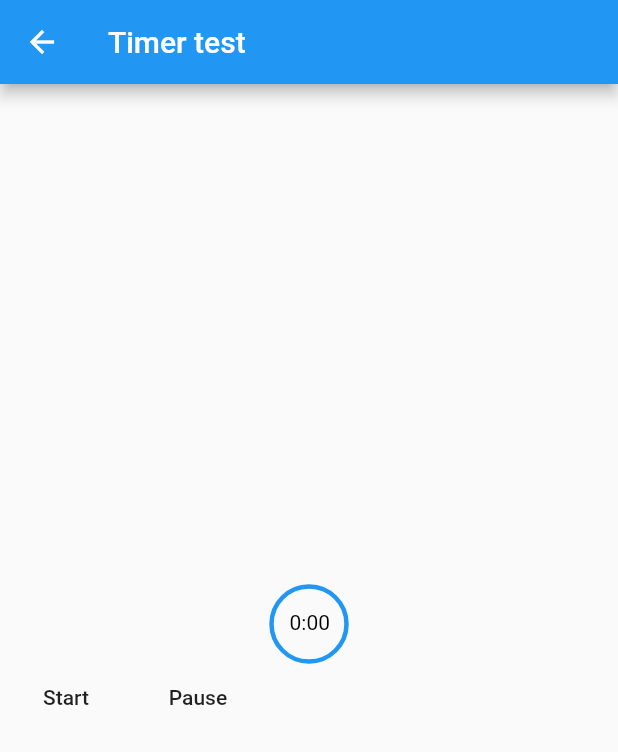
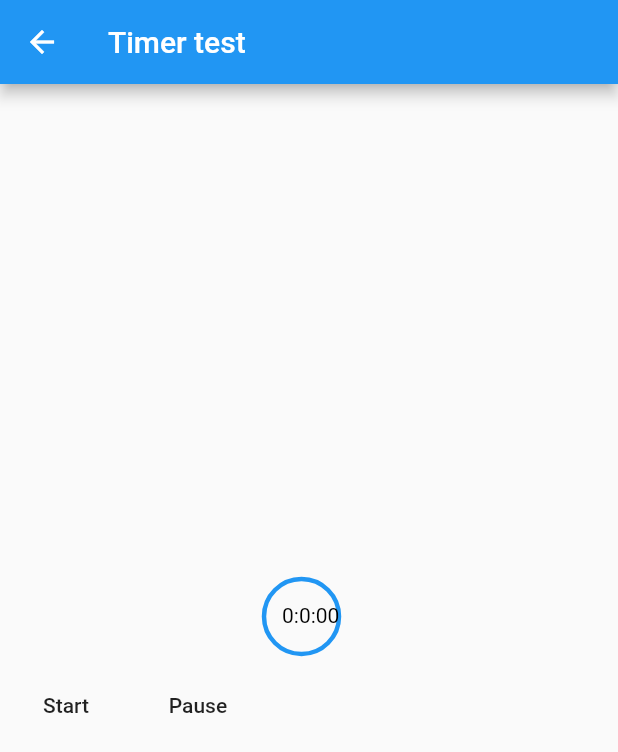
Before and after one commit to RoyGF/video_recorder, a Flutter app: the screen it shows after launch, after a tap on "Timer test", on a phone screen of 412 x 824 dp. Shown: the top 752 px of the screen. Run offline on Flutter 3.47's test engine with Material 2 defaults, Android fonts, the phone set to English and light mode, and no system bars; our stand-ins replace camera, video_player.

Commit message:
Format code

```diff
--- a/lib/pages/camera_page.dart
+++ b/lib/pages/camera_page.dart
@@ -6,16 +6,15 @@ import 'package:flutter/material.dart';
 import 'package:path_provider/path_provider.dart';
 import 'package:video_player/video_player.dart';
 import 'package:video_recorder/models/question.dart';
-import 'package:video_recorder/widgets/timer_widget.dart';
 
 class RecordVideoPage extends StatefulWidget {
   final Question question;
 
-  RecordVideoPage(this.question);
+  RecordVideoPage({this.question});
 
   @override
   _RecordVideoPageState createState() {
-    return _RecordVideoPageState(question);
+    return _RecordVideoPageState();
   }
 }
 
@@ -37,6 +36,7 @@ void logError(String code, String message) =>
 
 class _RecordVideoPageState extends State<RecordVideoPage>
     with WidgetsBindingObserver {
+
   CameraController controller;
   String imagePath;
   String videoPath;
@@ -45,12 +45,9 @@ class _RecordVideoPageState extends State<RecordVideoPage>
   bool enableAudio = true;
   List<CameraDescription> cameras = [];
 
-  final Question question;
   final GlobalKey<ScaffoldState> _scaffoldKey = GlobalKey<ScaffoldState>();
 
   String timestamp() => DateTime.now().millisecondsSinceEpoch.toString();
-
-  _RecordVideoPageState(this.question);
 
   @override
   void initState() {
@@ -92,7 +89,6 @@ class _RecordVideoPageState extends State<RecordVideoPage>
       ),
       body: Column(
         children: <Widget>[
-          _questionInfo(question),
           _surfaceCameraView(),
           _captureControlRowWidget(),
           _toggleAudioWidget(),
@@ -100,17 +96,6 @@ class _RecordVideoPageState extends State<RecordVideoPage>
           _finishButton(context)
         ],
       ),
-    );
-  }
-
-  Widget _questionInfo(Question question) {
-    return Row(
-      children: <Widget>[
-        Expanded(
-            child: Text(
-          question.getQuestion(),
-        ))
-      ],
     );
   }
 
@@ -481,14 +466,3 @@ class _RecordVideoPageState extends State<RecordVideoPage>
     showInSnackBar('Error: ${e.code}\n${e.description}');
   }
 }
-
-class CameraApp extends StatelessWidget {
-  final Question question;
-
-  CameraApp(this.question);
-
-  @override
-  Widget build(BuildContext context) {
-    return Scaffold(body: RecordVideoPage(question));
-  }
-}
--- a/lib/pages/countdount_page.dart
+++ b/lib/pages/countdount_page.dart
@@ -1,18 +1,17 @@
 import 'package:flutter/material.dart';
 import 'package:video_recorder/widgets/timer_widget.dart';
 
-class TimerTestPage extends StatefulWidget {
+class RecordVideo extends StatefulWidget {
   @override
-  _TimerTestPageState createState() => _TimerTestPageState();
+  _RecordVideoState createState() => _RecordVideoState();
 }
 
-class _TimerTestPageState extends State<TimerTestPage> {
+class _RecordVideoState extends State<RecordVideo> {
   TimerController _timerController;
   AnimationController controller;
 
   @override
   void initState() {
-    // TODO: implement initState
     super.initState();
     _timerController = new TimerController();
   }
@@ -26,7 +25,11 @@ class _TimerTestPageState extends State<TimerTestPage> {
         body: Column(
           mainAxisAlignment: MainAxisAlignment.center,
           children: <Widget>[
-            Container(child: CountDownTimer(13, _timerController)),
+            Container(
+                child: CountDownTimer(
+              timerDuration: 10,
+              timerController: _timerController,
+            )),
             getControllerButtons()
           ],
         ));
--- a/lib/pages/main_page.dart
+++ b/lib/pages/main_page.dart
@@ -2,7 +2,6 @@ import 'package:flutter/material.dart';
 
 import 'package:video_player/video_player.dart';
 import 'package:video_recorder/models/question.dart';
-import 'package:video_recorder/pages/camera_page.dart';
 import 'dart:io';
 
 import 'package:video_recorder/pages/countdount_page.dart';
@@ -36,23 +35,19 @@ class _QuestionListPageState extends State<QuestionListPage> {
   @override
   Widget build(BuildContext context) {
     return Scaffold(
-        key: _scaffoldKey,
-        floatingActionButton: FloatingActionButton(
-          child: Text(
-            'Timer test',
-            textAlign: TextAlign.center,
-          ),
+      key: _scaffoldKey,
+      appBar:
+          AppBar(title: Text('Pantalla inicial'), backgroundColor: Colors.red),
+      body: Center(
+        child: RaisedButton(
+          child: Text('Timer test'),
           onPressed: () {
-            final route =
-                MaterialPageRoute(builder: (context) => TimerTestPage());
+            final route = MaterialPageRoute(builder: (context) => RecordVideo());
             Navigator.push(context, route);
           },
         ),
-        appBar: AppBar(
-            title: Text('Pantalla inicial'), backgroundColor: Colors.red),
-        body: ListView(
-          children: _videoCards(context),
-        ));
+      ),
+    );
   }
 
   /// Creates Video Cards using questions list
@@ -87,7 +82,8 @@ class _QuestionListPageState extends State<QuestionListPage> {
       child: _videoController.value.initialized
           ? AspectRatio(
               aspectRatio: _videoController.value.aspectRatio,
-              child: VideoPlayer(_videoController))
+              child: VideoPlayer(_videoController),
+            )
           : Container(),
     );
   }
@@ -101,7 +97,7 @@ class _QuestionListPageState extends State<QuestionListPage> {
 
   /// Opens Camera Page and waits for video path string callback
   _navigateAndFetchVideoUrl(BuildContext context, Question question) async {
-    final route = MaterialPageRoute(builder: (context) => CameraApp(question));
+    final route = MaterialPageRoute(builder: (context) => RecordVideo());
     final result = await Navigator.push(context, route) as String;
 
     String dataResult = result;
@@ -113,6 +109,7 @@ class _QuestionListPageState extends State<QuestionListPage> {
     }
   }
 
+  /// TODO Check this method and connect it to the main code.
   _startVideoPlayer(String videoPath) {
     if (videoPath == null) return;
     if (_videoController.value.initialized) {
--- a/lib/widgets/timer_widget.dart
+++ b/lib/widgets/timer_widget.dart
@@ -3,30 +3,23 @@ import 'dart:math' as math;
 import 'package:flutter/material.dart';
 
 class CountDownTimer extends StatefulWidget {
-  final int _timerDuration;
-  final TimerController _timerController;
-  CountDownTimer(this._timerDuration, this._timerController);
+  final int timerDuration;
+  final TimerController timerController;
+  CountDownTimer({this.timerDuration, this.timerController});
 
   @override
   _CountDownTimerState createState() =>
-      _CountDownTimerState(_timerDuration, _timerController);
+      _CountDownTimerState();
 }
 
 class _CountDownTimerState extends State<CountDownTimer>
     with TickerProviderStateMixin {
   AnimationController controller;
-  int _timerDuration;
-  TimerController _timerController;
-
-  _CountDownTimerState(this._timerDuration, this._timerController);
-
-  void setTimerDuration(int seconds) {
-    this._timerDuration = seconds;
-  }
 
   String get timerString {
-    Duration duration = controller.duration * controller.value;
-    return '${duration.inMinutes}:${(duration.inSeconds % 60).toString().padLeft(2, '0')}';
+    Duration duration =
+        controller.duration * controller.value;
+    return '${duration.inHours}:${duration.inMinutes}:${(duration.inSeconds % 60).toString().padLeft(2, '0')}';
   }
 
   @override
@@ -34,30 +27,21 @@ class _CountDownTimerState extends State<CountDownTimer>
     super.initState();
     controller = AnimationController(
       vsync: this,
-      duration: Duration(seconds: _timerDuration),
+      duration: Duration(seconds: widget.timerDuration),
     );
-    _timerController.setAnimationController(controller);
+    widget.timerController.setAnimationController(controller);
   }
 
   @override
   Widget build(BuildContext context) {
-    return Container(width: 50.0, height: 50.0, child: getbody());
+    return Container(width: 60.0, height: 60.0, child: getbody());
   }
 
   /// Gets Widget UI body
   Widget getbody() {
     var stack = Stack(
       children: <Widget>[
-        Positioned(
-          height: 50.0,
-          width: 50.0,
-          child: CustomPaint(
-              painter: CustomTimerPainter(
-            animation: controller,
-            backgroundColor: Colors.white,
-            color: Colors.blue,
-          )),
-        ),
+        InPositioned(controller: controller),
         Positioned(
           left: 12,
           top: 16,
@@ -69,6 +53,30 @@ class _CountDownTimerState extends State<CountDownTimer>
       ],
     );
     return stack;
+  }
+}
+
+class InPositioned extends StatelessWidget {
+  const InPositioned({
+    Key key,
+    @required this.controller,
+  }) : super(key: key);
+
+  final AnimationController controller;
+
+  @override
+  Widget build(BuildContext context) {
+    return Positioned(
+      height: 50.0,
+      width: 50.0,
+      child: CustomPaint(
+        painter: CustomTimerPainter(
+          animation: controller,
+          backgroundColor: Colors.white,
+          color: Colors.blue,
+        ),
+      ),
+    );
   }
 }
 
```
